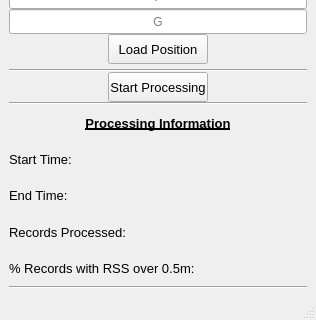
Qt form Project_1/mainwindow.ui (Hannsel101/PCIP_Intern_Proj_1) before a commit; both pictures show x 0 to 316 and y 170 to 490 of the 316 by 490 pixel window.
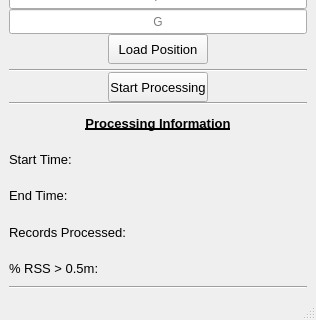
The same form after that commit.

```diff
--- a/Project_1/mainwindow.ui
+++ b/Project_1/mainwindow.ui
@@ -298,7 +298,7 @@
          </font>
         </property>
         <property name="text">
-         <string>% Records with RSS over 0.5m: </string>
+         <string>% RSS &gt; 0.5m: </string>
         </property>
        </widget>
       </item>
```
